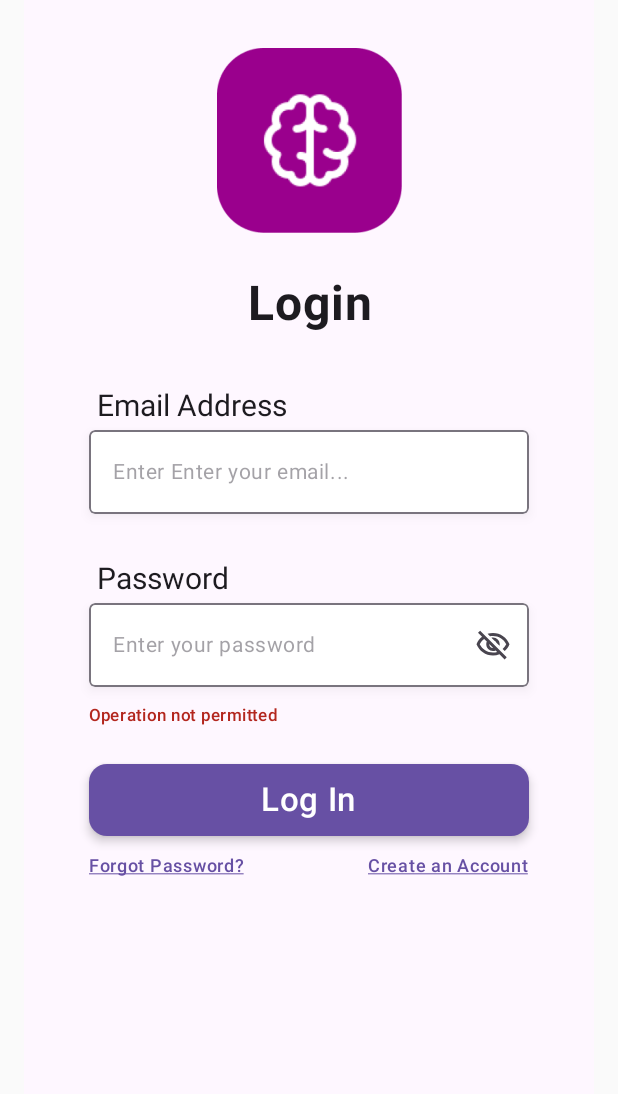
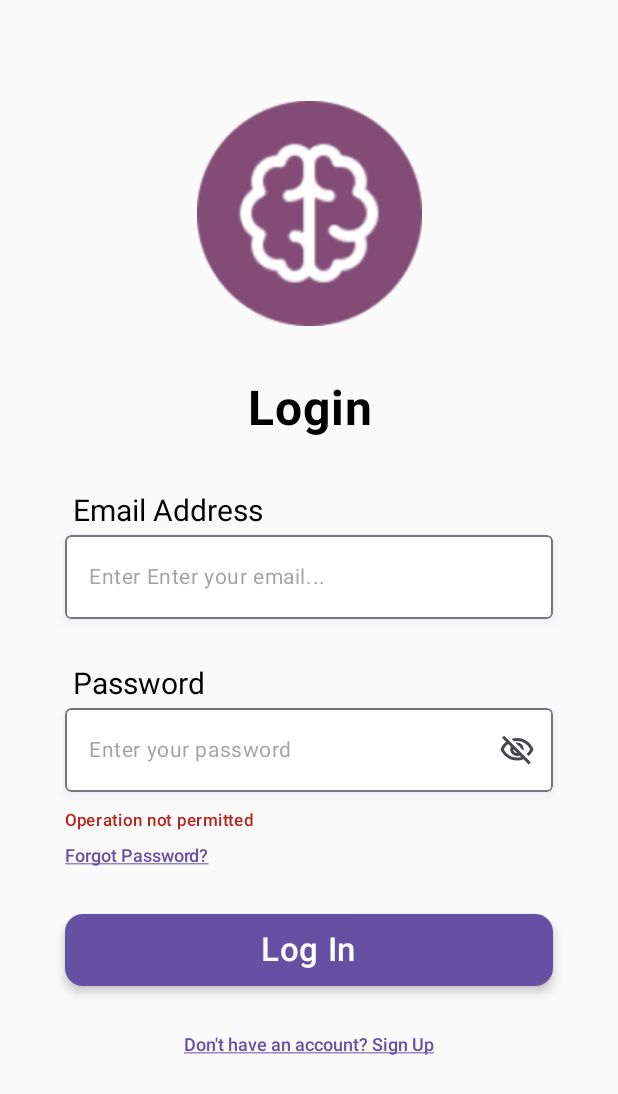
Before and after one commit to dyennn/memorymap, an Android app built with Jetpack Compose: the screen it shows after launch (MainActivity), after a tap on "Log In", on a phone screen of 412 x 824 dp. Shown: the top 1094 px of the screen. Run offline under Robolectric (Android 15) with nearby library versions, the phone set to English and light mode, and no system bars.

Commit message:
Changed Initial Commit

```diff
--- a/app/src/main/java/com/example/memorymap/MainActivity.kt
+++ b/app/src/main/java/com/example/memorymap/MainActivity.kt
@@ -18,7 +18,7 @@ class MainActivity : ComponentActivity() {
         super.onCreate(savedInstanceState)
         enableEdgeToEdge()
         setContent {
-            MemoryMapTheme()
+            AuthNavigation()
 
         }
     }
@@ -27,12 +27,7 @@ class MainActivity : ComponentActivity() {
 @Composable
 fun MemoryMapTheme()
 {
-    MaterialTheme {
-        // A surface container using the 'background' color from the theme
-        Surface(color = MaterialTheme.colorScheme.background, modifier = Modifier.padding(start = 16.dp , end = 16.dp, bottom = 16.dp)) {
-            AuthNavigation()
-        }
-    }
+    AuthNavigation()
 }
 
 @Preview(showBackground = true)
--- a/app/src/main/java/com/example/memorymap/controller/api/ApiClient.kt
+++ b/app/src/main/java/com/example/memorymap/controller/api/ApiClient.kt
@@ -6,8 +6,10 @@ import retrofit2.Retrofit
 import retrofit2.adapter.rxjava2.RxJava2CallAdapterFactory
 import retrofit2.converter.gson.GsonConverterFactory
 
+//192.168.92.149 - Deaniel's Address
+//192.168.100.98 - Home Address
 object RetrofitClient {
-    private const val BASE_URL = "http://192.168.100.98/memorymap/api/auth/"
+    private const val BASE_URL = "http://192.168.92.149/memorymap/api/auth/"
 
     val retrofit : Retrofit by lazy {
         Retrofit.Builder()
--- a/app/src/main/java/com/example/memorymap/ui/components/CommonUI.kt
+++ b/app/src/main/java/com/example/memorymap/ui/components/CommonUI.kt
@@ -45,6 +45,7 @@ import androidx.compose.ui.text.input.VisualTransformation
 import androidx.compose.ui.text.style.TextAlign
 import androidx.compose.ui.text.style.TextDecoration
 import androidx.compose.ui.text.withStyle
+import androidx.compose.ui.tooling.preview.Preview
 import androidx.compose.ui.unit.dp
 import androidx.compose.ui.unit.sp
 import com.example.memorymap.R
@@ -58,18 +59,23 @@ fun PositionedImage() {
     Box(
             Modifier
                     .fillMaxWidth()
+                    .padding(35.dp)
        ) {
         Image(
-            painter = painterResource(id = R.drawable.oval_logo),
+                painter = painterResource(id = R.drawable.circle_logo),
                 contentDescription = "Centered Image",
                 modifier = Modifier
-                .size(150.59.dp)
-                .padding(bottom = 27.dp)
+                        .size(150.dp)
                         .align(Alignment.Center)
              )
     }
 }
 
+@Preview
+@Composable
+fun PositionedImagePreview() {
+    PositionedImage()
+}
 
 /**
  * Composable function to display a heading with padding.
@@ -145,6 +151,7 @@ fun TextFieldComponent(
         placeholder : String ,
         isError : Boolean ,
         errorMessage : String = "" ,
+
                       )
 {
 
@@ -161,7 +168,9 @@ fun TextFieldComponent(
                             clip = true ,
                             ambientColor = Color.Black.copy(alpha = 0.25f) ,
                             spotColor = Color.Black.copy(alpha = 0.25f)
+
                            ) ,
+
             placeholder = {
                 Text(
                         text = "Enter $placeholder..." ,
--- a/app/src/main/java/com/example/memorymap/views/LoginScreen.kt
+++ b/app/src/main/java/com/example/memorymap/views/LoginScreen.kt
@@ -1,5 +1,6 @@
 package com.example.memorymap.views
 
+import androidx.compose.foundation.clickable
 import androidx.compose.foundation.layout.Arrangement
 import androidx.compose.foundation.layout.Column
 import androidx.compose.foundation.layout.Row
@@ -16,6 +17,8 @@ import androidx.compose.runtime.mutableStateOf
 import androidx.compose.runtime.remember
 import androidx.compose.runtime.setValue
 import androidx.compose.ui.Modifier
+import androidx.compose.ui.platform.LocalFocusManager
+import androidx.compose.ui.text.LinkAnnotation
 import androidx.compose.ui.tooling.preview.Preview
 import androidx.compose.ui.unit.dp
 import androidx.lifecycle.viewmodel.compose.viewModel
@@ -33,7 +36,6 @@ fun LoginScreen(
         onNavigateToRegister : () -> Unit ,
         onNavigateToDashboard : () -> Unit ,
         onNavigateToForgotPassword : () -> Unit ,
-
         )
 {
     val viewModel : AuthViewModel = viewModel()
@@ -41,13 +43,18 @@ fun LoginScreen(
     var email by remember { mutableStateOf("") }
     var password by remember { mutableStateOf("") }
     val loginState by viewModel.loginState
-
+    val focusManager = LocalFocusManager.current
     Column(
             modifier = Modifier
                     .fillMaxSize()
-                    .padding(start = 43.dp, top = 32.dp, end = 43.dp, bottom = 32.dp),
-            verticalArrangement = Arrangement.Top
+                    .padding(start = 43.dp, top = 32.dp, end = 43.dp, bottom = 32.dp)
+                    .clickable{
+                        focusManager.clearFocus()
+                    },
+            verticalArrangement = Arrangement.Top,
+
     ) {
+
         PositionedImage()
         Heading1(text = "Login")
         Spacer(modifier = Modifier.height(12.dp))
@@ -66,6 +73,7 @@ fun LoginScreen(
                 isError = loginState is Resource.Error ,
                 errorMessage = (loginState as? Resource.Error)?.message ?: ""
         )
+        TextButtonComponent(onClick = onNavigateToForgotPassword, text = "Forgot Password?")
         Spacer(modifier = Modifier.height(24.dp))
 
         ButtonComponent(
@@ -74,12 +82,12 @@ fun LoginScreen(
                 enabled = loginState !is Resource.Loading ,
                 text = "Log In"
         )
+        Spacer(modifier = Modifier.height(24.dp))
         Row(
-                modifier = Modifier.fillMaxWidth(),
-                horizontalArrangement = Arrangement.SpaceBetween
-           ) {
-            TextButtonComponent(onClick = onNavigateToForgotPassword, text = "Forgot Password?")
-            TextButtonComponent(onClick = onNavigateToRegister, text = "Create an Account")
+                modifier = Modifier.fillMaxWidth() ,
+                horizontalArrangement = Arrangement.Center
+        ) {
+            TextButtonComponent(onClick = onNavigateToRegister , text = "Don't have an account? Sign Up")
         }
 
         when (loginState)
--- a/app/src/main/java/com/example/memorymap/views/SplashScreen.kt
+++ b/app/src/main/java/com/example/memorymap/views/SplashScreen.kt
@@ -52,9 +52,9 @@ fun SplashScreen(onNavigateToLogin : () -> Unit)
                 horizontalAlignment = Alignment.CenterHorizontally
         ) {
             Image(
-                    painter = painterResource(id = R.drawable.oval_logo), // Replace with your logo
+                    painter = painterResource(id = R.drawable.circle_logo), // Replace with your logo
                     contentDescription = "Splash Logo",
-                    modifier = Modifier.size(150.dp)
+                    modifier = Modifier.size(140.dp)
             )
         }
     }
--- a/app/src/main/res/xml/network_security_config.xml
+++ b/app/src/main/res/xml/network_security_config.xml
@@ -4,5 +4,6 @@
         <domain includeSubdomains="true">localhost</domain>
         <domain includeSubdomains="true">10.0.2.2</domain>
         <domain includeSubdomains="true">192.168.100.98</domain>
+        <domain includeSubdomains="true">192.168.92.149</domain>
     </domain-config>
 </network-security-config>
```
Also changed, not shown: app/src/main/res/drawable/circle_logo.png (added). Lines whose indentation alone changed are shown as unchanged.
